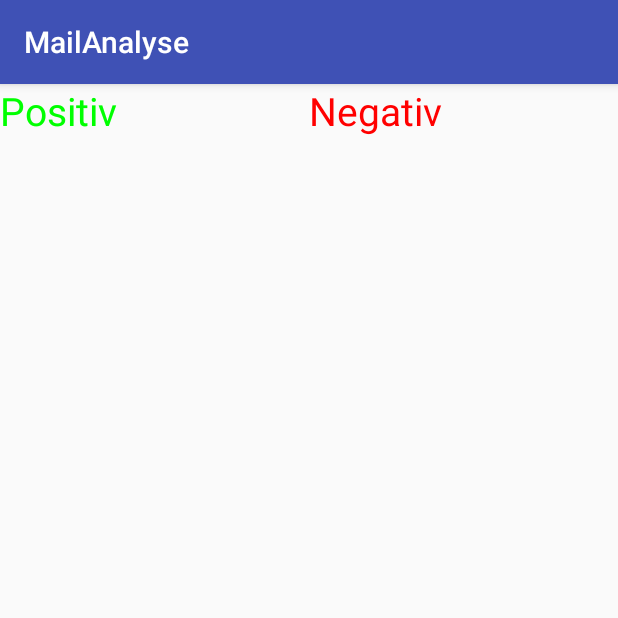
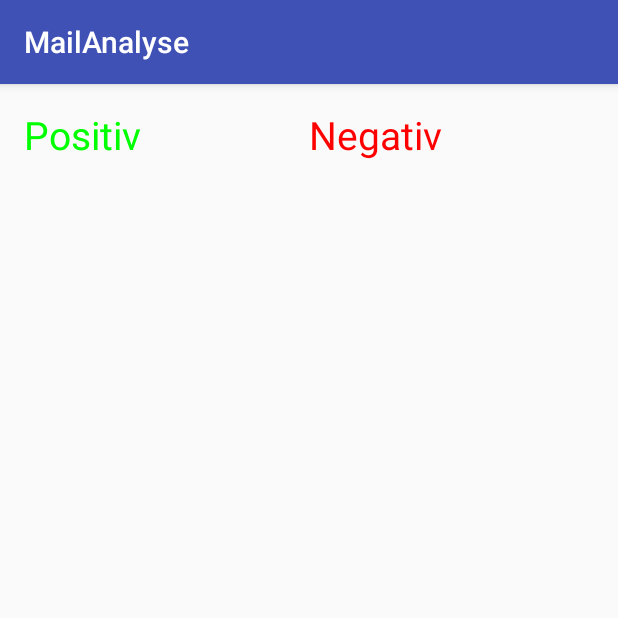
Before and after one commit to lrathberger/MailActivity, an Android app: the Mail screen opened directly, with no data from a screen before it, on a phone screen of 412 x 824 dp, the top half of it. Run offline under Robolectric (Android 15) with nearby library versions, the phone set to English and light mode, and no system bars; 1 statement that could not run was skipped.

Commit message:
v19 erstelung layout lesen + erste anfäge klasse mail_lesen

```diff
--- a/MailAnalyse/app/src/main/AndroidManifest.xml
+++ b/MailAnalyse/app/src/main/AndroidManifest.xml
@@ -17,6 +17,8 @@
         </activity>
         <activity android:name=".Mail">
         </activity>
+        <activity android:name=".Mail_lesen">
+        </activity>
         <provider
             android:authorities="at.htl_grieskirchen.MailAnalyse"
             android:name=".MailAnalyseProvider"/>
--- a/MailAnalyse/app/src/main/res/layout/activity_mail.xml
+++ b/MailAnalyse/app/src/main/res/layout/activity_mail.xml
@@ -1,6 +1,13 @@
 <?xml version="1.0" encoding="utf-8"?>
 <LinearLayout xmlns:android="http://schemas.android.com/apk/res/android"
-    android:orientation="horizontal" android:layout_width="match_parent"
+    xmlns:tools="http://schemas.android.com/tools"
+    android:paddingBottom="@dimen/activity_vertical_margin"
+    android:paddingLeft="@dimen/activity_horizontal_margin"
+    android:paddingRight="@dimen/activity_horizontal_margin"
+    android:paddingTop="@dimen/activity_vertical_margin"
+    tools:context="com.example.lukas.mailanalyse.MainActivity"
+    android:orientation="horizontal"
+    android:layout_width="match_parent"
     android:layout_height="match_parent">
 
     <LinearLayout
```
Also changed, not shown: MailAnalyse/app/src/main/java/com/example/lukas/mailanalyse/Mail.java (+26 -1 lines), MailAnalyse/app/src/main/java/com/example/lukas/mailanalyse/Mail_lesen.java (added, +23 -0 lines), MailAnalyse/app/src/main/res/layout/activity_mail_lesen.xml (added, +45 -0 lines).
